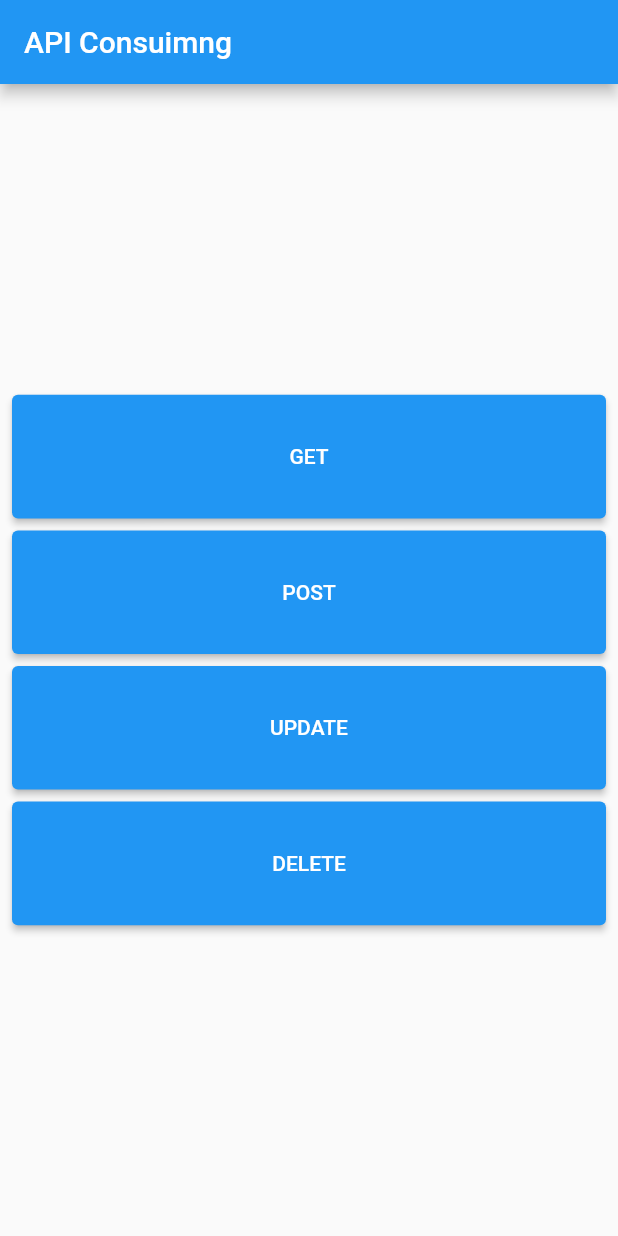
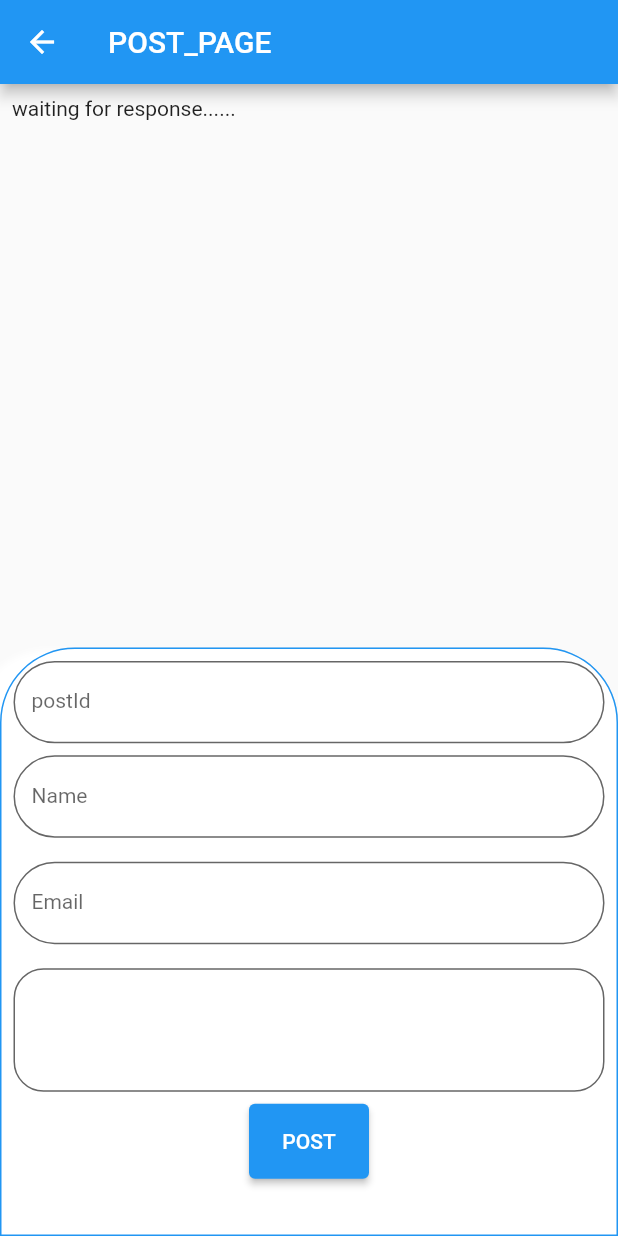
Before and after one commit to ilham-zukri/consume_api, a Flutter app: the screen it shows after launch, after a tap on "POST", on a phone screen of 412 x 824 dp. Run offline on Flutter 3.47's test engine with Material 2 defaults, Android fonts, the phone set to English and light mode, and no system bars; our stand-ins replace dio; Roboto replaces fonts that are missing (Poppins).

Commit message:
Adding POST Method

```diff
--- a/lib/comment_card.dart
+++ b/lib/comment_card.dart
@@ -8,7 +8,6 @@ class CommentCard extends StatelessWidget {
   @override
   Widget build(BuildContext context) {
     var size = MediaQuery.of(context).size;
-    var height = size.height;
     var width = size.width;
     return Column(
       children: [
@@ -70,6 +69,19 @@ class CommentCard extends StatelessWidget {
                     )
                   ],
                 ),
+                (comment.postId != null)? TableRow(
+                  children: [
+                    Padding(
+                      padding: const EdgeInsets.all(2),
+                      child: Text('postId:'),
+                    ),
+                    Padding(
+                      padding: const EdgeInsets.all(2),
+                      child: Text(
+                          comment.postId.toString()),
+                    )
+                  ],
+                ) : TableRow(children: [Text(''), Text('')])
               ],
             ),
           ),
--- a/lib/get_page.dart
+++ b/lib/get_page.dart
@@ -16,12 +16,9 @@ class _GetPageState extends State<GetPage> {
 
   @override
   Widget build(BuildContext context) {
-    var size = MediaQuery.of(context).size;
-    var height = size.height;
-    var width = size.width;
     return Scaffold(
       appBar: AppBar(
-        title: Text('Get_Page'),
+        title: Text('GET_PAGE'),
       ),
       body: Padding(
         padding: const EdgeInsets.all(8.0),
--- a/lib/main_page.dart
+++ b/lib/main_page.dart
@@ -1,4 +1,5 @@
 import 'package:consume_api/get_page.dart';
+import 'package:consume_api/post_page.dart';
 import 'package:flutter/material.dart';
 
 class MainPage extends StatefulWidget {
@@ -16,7 +17,7 @@ class _MainPageState extends State<MainPage> {
     var width = size.width;
     return Scaffold(
       appBar: AppBar(
-        title: Text('API Consuimng'),
+        title: Text('API Consuming'),
       ),
       body: Padding(
         padding: const EdgeInsets.all(8.0),
@@ -29,21 +30,37 @@ class _MainPageState extends State<MainPage> {
                 width: width,
                 child: ElevatedButton(
                   onPressed: () {
-                    Navigator.push(context, MaterialPageRoute(builder: (context) {
-                      return const GetPage();
-                    },));
+                    Navigator.push(
+                      context,
+                      MaterialPageRoute(
+                        builder: (context) {
+                          return const GetPage();
+                        },
+                      ),
+                    );
                   },
                   child: Text('GET'),
                 ),
-              ),Container(
+              ),
+              Container(
                 height: height / 10,
                 width: width,
                 margin: EdgeInsets.only(top: 8),
                 child: ElevatedButton(
-                  onPressed: () {},
+                  onPressed: () {
+                    Navigator.push(
+                      context,
+                      MaterialPageRoute(
+                        builder: (context) {
+                          return const PostPage();
+                        },
+                      ),
+                    );
+                  },
                   child: Text('POST'),
                 ),
-              ),Container(
+              ),
+              Container(
                 height: height / 10,
                 width: width,
                 margin: EdgeInsets.only(top: 8),
@@ -51,7 +68,8 @@ class _MainPageState extends State<MainPage> {
                   onPressed: () {},
                   child: Text('UPDATE'),
                 ),
-              ),Container(
+              ),
+              Container(
                 height: height / 10,
                 width: width,
                 margin: EdgeInsets.only(top: 8),
--- /dev/null
+++ b/lib/post_page.dart
@@ -0,0 +1,163 @@
+import 'package:consume_api/comment.dart';
+import 'package:consume_api/services.dart';
+import 'package:flutter/material.dart';
+import 'comment_card.dart';
+
+class PostPage extends StatefulWidget {
+  const PostPage({Key? key}) : super(key: key);
+
+  @override
+  State<PostPage> createState() => _PostPageState();
+}
+
+class _PostPageState extends State<PostPage> {
+  TextEditingController postIdController = TextEditingController();
+  TextEditingController nameController = TextEditingController();
+  TextEditingController emailController = TextEditingController();
+  TextEditingController bodyController = TextEditingController();
+  Comment? comment;
+
+  void clearInput(){
+    postIdController.clear();
+    nameController.clear();
+    emailController.clear();
+    bodyController.clear();
+  }
+
+  @override
+  Widget build(BuildContext context) {
+    var size = MediaQuery.of(context).size;
+    var height = size.height;
+    return Scaffold(
+      appBar: AppBar(
+        title: Text('POST_PAGE'),
+      ),
+      body: Stack(
+        children: [
+          Padding(
+            padding: EdgeInsets.all(8.0),
+            child: (comment != null)
+                ? CommentCard(comment: comment!)
+                : const Text('waiting for response......'),
+          ),
+          Column(
+            mainAxisAlignment: MainAxisAlignment.end,
+            children: [
+              Container(
+                height: height / 2.1,
+                decoration: BoxDecoration(
+                  color: Colors.white,
+                  boxShadow: [
+                    BoxShadow(color: Colors.grey.withOpacity(0.3)),
+                    BoxShadow(
+                        color: Colors.white.withOpacity(1),
+                        spreadRadius: -2,
+                        offset: const Offset(-20, 0),
+                        blurRadius: 3),
+                  ],
+                  border: Border.all(color: Colors.blue),
+                  borderRadius: const BorderRadius.only(
+                    topRight: Radius.circular(50),
+                    topLeft: Radius.circular(50),
+                  ),
+                ),
+                child: Padding(
+                  padding: const EdgeInsets.all(8.0),
+                  child: Column(
+                    children: [
+                      SizedBox(
+                        height: height / 15,
+                        child: TextField(
+                          controller: postIdController,
+                          textAlign: TextAlign.center,
+                          decoration: InputDecoration(
+                            filled: true,
+                            fillColor: Colors.white,
+                            border: OutlineInputBorder(
+                              borderRadius: BorderRadius.circular(50),
+                            ),
+                            labelText: 'postId',
+                            labelStyle: const TextStyle(
+                              fontFamily: 'Poppins',
+                              fontSize: 14,
+                            ),
+                          ),
+                        ),
+                      ),
+                      Container(
+                        height: height / 15,
+                        margin: EdgeInsets.only(top: 8, bottom: 8),
+                        child: TextField(
+                          controller: nameController,
+                          decoration: InputDecoration(
+                              filled: true,
+                              fillColor: Colors.white,
+                              border: OutlineInputBorder(
+                                  borderRadius: BorderRadius.circular(50)),
+                              labelText: 'Name',
+                              labelStyle: const TextStyle(
+                                  fontFamily: 'Poppins', fontSize: 14)),
+                        ),
+                      ),
+                      Container(
+                        height: height / 15,
+                        margin: EdgeInsets.only(top: 8, bottom: 8),
+                        child: TextField(
+                          controller: emailController,
+                          decoration: InputDecoration(
+                              filled: true,
+                              fillColor: Colors.white,
+                              border: OutlineInputBorder(
+                                  borderRadius: BorderRadius.circular(50)),
+                              labelText: 'Email',
+                              labelStyle: const TextStyle(
+                                  fontFamily: 'Poppins', fontSize: 14)),
+                        ),
+                      ),
+                      Container(
+                        height: height / 10,
+                        margin: EdgeInsets.only(top: 8, bottom: 8),
+                        child: TextField(
+                          maxLines: 200,
+                          keyboardType: TextInputType.multiline,
+                          controller: bodyController,
+                          decoration: InputDecoration(
+                            contentPadding: EdgeInsets.all(15),
+                            filled: true,
+                            fillColor: Colors.white,
+                            border: OutlineInputBorder(
+                                borderRadius: BorderRadius.circular(20)),
+                          ),
+                        ),
+                      ),
+                      SizedBox(
+                        width: 80,
+                        height: 50,
+                        child: ElevatedButton(
+                          onPressed: () async {
+                            Comment? result = await Services.createComment(
+                                int.parse(postIdController.text),
+                                nameController.text.toString(),
+                                emailController.text.toString(),
+                                bodyController.text.toString());
+                            if (result != null) {
+                              setState(() {
+                                comment = result;
+                                clearInput();
+                              });
+                            }
+                          },
+                          child: Text('POST'),
+                        ),
+                      ),
+                    ],
+                  ),
+                ),
+              )
+            ],
+          )
+        ],
+      ),
+    );
+  }
+}
--- a/lib/services.dart
+++ b/lib/services.dart
@@ -12,7 +12,7 @@ abstract class Services {
     }
     catch(e){
       throw Exception(e.toString());
-    };
+    }
   }
   static Future<Comment?> createComment(
       int postId, String name, String email, String body) async {
@@ -23,13 +23,13 @@ abstract class Services {
         'email':email,
         'body':body
       });
-      if(response.statusCode == 200){
+      if(response.statusCode == 201){
         return Comment(id: response.data['id'], name: response.data['name'], email: response.data['email'], body: response.data['body'],postId: response.data['postId']);
       }
       return null;
     }
     catch(e){
-
+      throw Exception(e.toString());
     }
   }
 }
```
